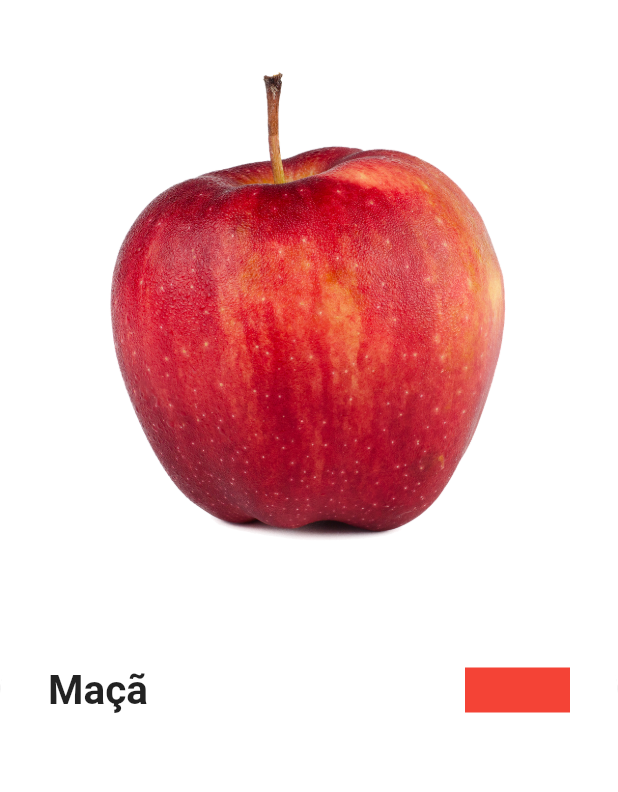
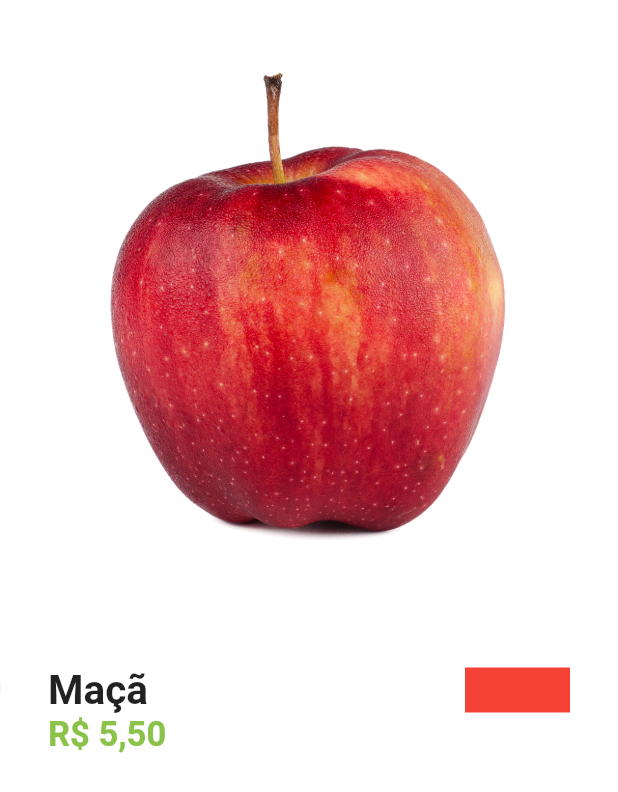
Before and after one commit to thomasbalmant/appQuitanda, a Flutter app: the screen it shows after launch, after a tap on "Entrar", after a tap on "Maçã", on a phone screen of 412 x 824 dp. Shown: the top 792 px of the screen. Run offline on Flutter 3.47's test engine with Material 2 defaults, Android fonts, the phone set to English and light mode, and no system bars; our stand-ins replace animated_text_kit, badges, mask_text_input_formatter.

Commit message:
product_screen: price

```diff
--- a/lib/src/pages/product/product_screen.dart
+++ b/lib/src/pages/product/product_screen.dart
@@ -1,10 +1,14 @@
 import 'package:flutter/material.dart';
 import 'package:quitanda_getx/src/models/item_model.dart';
+import 'package:quitanda_getx/src/services/utils_services.dart';
+
+import '../../config/custom_colors.dart';
 
 class ProductScreen extends StatelessWidget {
   ProductScreen({super.key, required this.item});
 
-  ItemModel item;
+  final ItemModel item;
+  final UtilsServices utilsServices = UtilsServices();
 
   @override
   Widget build(BuildContext context) {
@@ -52,9 +56,17 @@ class ProductScreen extends StatelessWidget {
                         color: Colors.red,
                       )
                     ],
-                  )
+                  ),
 
                   // Preço
+                  Text(
+                    utilsServices.priceToCurrency(item.price),
+                    style: TextStyle(
+                      fontSize: 23,
+                      fontWeight: FontWeight.bold,
+                      color: CustomColors.customSwatchColor,
+                    ),
+                  ),
 
                   // Descrição
 
```
